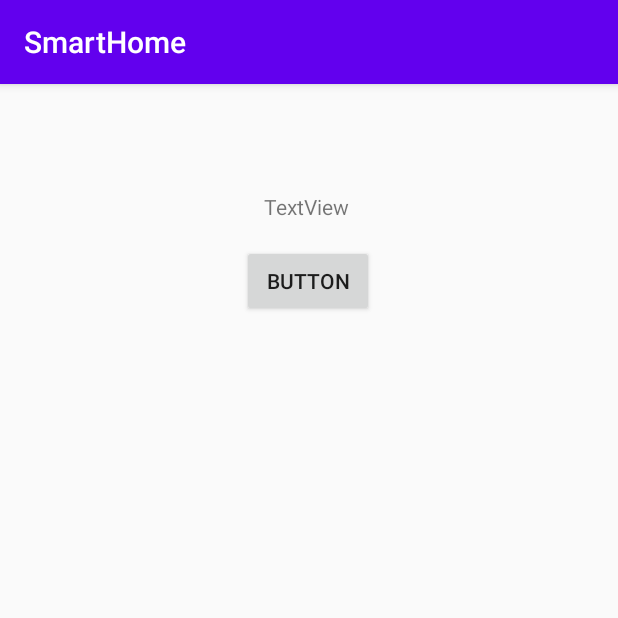
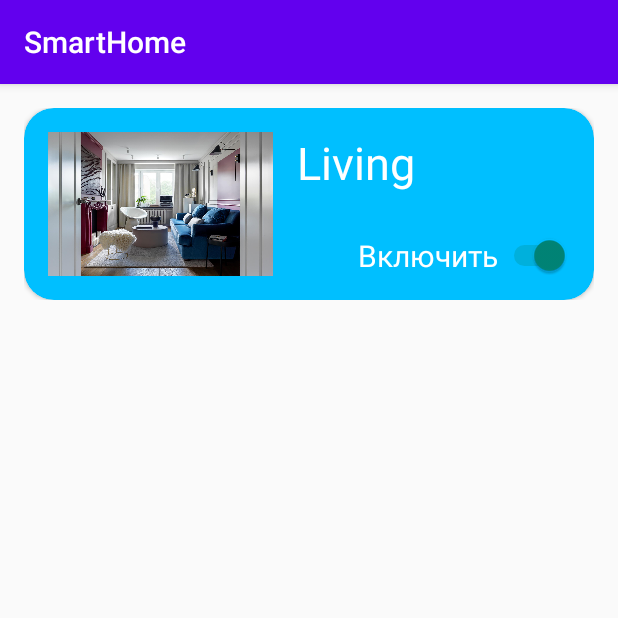
Before and after one commit to bi472/SmartHome, an Android app: the LightMenu screen opened directly, with no data from a screen before it, on a phone screen of 412 x 824 dp, the top half of it. Run offline under Robolectric (Android 15) with nearby library versions, the phone set to English and light mode, and no system bars; libraries missing offline, so code that uses them is left out: org.eclipse.paho; Roboto replaces fonts that are not available here; 9 statements that could not run were skipped.

Commit message:
удалён мусор

```diff
--- a/app/src/main/AndroidManifest.xml
+++ b/app/src/main/AndroidManifest.xml
@@ -15,11 +15,6 @@
         android:supportsRtl="true"
         android:theme="@style/Theme.SmartHome"
         android:usesCleartextTraffic="true">
-        <activity android:name=".DatabaseEditActivity" />
-        <activity android:name=".UserCameraHistory" />
-        <activity android:name=".VideoCameraHistory" />
-        <activity android:name=".LightActivity" />
-        <activity android:name=".Counter" />
         <activity android:name=".LightMenu" />
         <activity android:name=".VideoCamera" />
         <activity android:name=".Weather" />
--- a/app/src/main/java/com/example/smarthome/LightMenu.java
+++ b/app/src/main/java/com/example/smarthome/LightMenu.java
@@ -1,35 +1,36 @@
 package com.example.smarthome;
 
 import androidx.appcompat.app.AppCompatActivity;
+import androidx.recyclerview.widget.RecyclerView;
 
+import android.content.ContentValues;
 import android.database.Cursor;
 import android.database.sqlite.SQLiteDatabase;
 import android.os.Bundle;
 import android.util.Log;
 import android.view.View;
-import android.widget.Button;
-import android.widget.TextView;
-import android.widget.Toast;
+import android.widget.Switch;
 
 import org.eclipse.paho.client.mqttv3.IMqttDeliveryToken;
 import org.eclipse.paho.client.mqttv3.MqttCallbackExtended;
 import org.eclipse.paho.client.mqttv3.MqttMessage;
 import org.json.JSONObject;
 
-import java.text.SimpleDateFormat;
-import java.util.Date;
+import java.util.ArrayList;
 
 public class LightMenu extends AppCompatActivity {
     final String LOG_TAG = "myLogs";
     DBHelper dbHelper;
-    String check;
-    TextView condition;
-    Button change_condition;
+    SQLiteDatabase db;
+    ArrayList<Switches> switches = new ArrayList<Switches>();
     MQTTHelperPublish mqttHelperPublish;
     MQTTHelperSubscribe mqttHelperSubscribe;
+    RecyclerView recyclerView;
+    Switch aSwitch;
 
     public boolean queryCheck(String name){
-        SQLiteDatabase db = dbHelper.open();
+        String check = null;
+        db = dbHelper.open();
         Cursor cursor = db.query(
                 dbHelper.TABLE_NAME_SWITCHES,   // таблица
                 new String[]{dbHelper.COLUMN_NAME_CONDITION},            // столбцы
@@ -50,6 +51,22 @@ public class LightMenu extends AppCompatActivity {
             return false;
     }
 
+    public void queryChange(String room_name, String condition){
+        db = dbHelper.open();
+        ContentValues cv = new ContentValues();
+        cv.put(dbHelper.COLUMN_NAME_NAME_SWITCH, room_name);
+        cv.put(dbHelper.COLUMN_NAME_CONDITION, condition);
+        db.update(dbHelper.TABLE_NAME_SWITCHES,
+                cv,
+                dbHelper.COLUMN_NAME_NAME_SWITCH + "=?",
+                new String[]{room_name}
+        );
+
+        Log.d(LOG_TAG, room_name + " is" + condition);
+
+        dbHelper.close();
+    }
+
     @Override
     protected void onCreate(Bundle savedInstanceState) {
         super.onCreate(savedInstanceState);
@@ -57,18 +74,24 @@ public class LightMenu extends AppCompatActivity {
 
         dbHelper = new DBHelper(this);
 
-        condition = findViewById(R.id.light_condition);
-
-        change_condition = findViewById(R.id.find_light);
+        setInitialData();
+        recyclerView = findViewById(R.id.list);
+        recyclerView.setHasFixedSize(true);
         subscribe();
-
-        change_condition.setOnClickListener(new View.OnClickListener() {
+        // создаем адаптер
+        SwitchesAdapter.OnSwitchClickListener switchClickListener = new SwitchesAdapter.OnSwitchClickListener() {
             @Override
-            public void onClick(View view) {
+            public void onSwitchClick(Switches switches, int position) {
                 startMqtt();
             }
-        });
+        };
+        SwitchesAdapter adapter = new SwitchesAdapter(switchClickListener, this, switches);
+        // устанавливаем для списка адаптер
+        recyclerView.setAdapter(adapter);
+    }
 
+    private void setInitialData() {
+        switches.add(new Switches("Living", R.drawable.gostinaya, queryCheck("Living")));
     }
 
     private void startMqtt() {
@@ -92,8 +115,12 @@ public class LightMenu extends AppCompatActivity {
             public void messageArrived(String topic, MqttMessage mqttMessage) throws Exception {
                 Log.w("Debug",mqttMessage.toString());
                 JSONObject relayInfoJson = new JSONObject(mqttMessage.toString());
-                String conditionString = relayInfoJson.getString("POWER");
-                condition.setText(conditionString);
+                Log.i("-----Сообщение с датчика", relayInfoJson.getString("POWER"));
+                if(relayInfoJson.getString("POWER").contains("ON"))
+                    queryChange("Living", "on");
+                else
+                    queryChange("Living", "off");
+
             }
 
             @Override
--- a/app/src/main/java/com/example/smarthome/MQTTHelperPublish.java
+++ b/app/src/main/java/com/example/smarthome/MQTTHelperPublish.java
@@ -52,11 +52,6 @@ public class MQTTHelperPublish{
 
     }
 
-
-    public void setCallback(MqttCallbackExtended callback) {
-        mqttAndroidClient.setCallback(callback);
-    }
-
     private void connect(){
         MqttConnectOptions mqttConnectOptions = new MqttConnectOptions();
         mqttConnectOptions.setAutomaticReconnect(true);
--- /dev/null
+++ b/app/src/main/java/com/example/smarthome/Switches.java
@@ -0,0 +1,33 @@
+package com.example.smarthome;
+
+public class Switches {
+    private String name; // название
+    private int imgResource;
+    private boolean condition;// ресурс флага
+
+    public Switches(String name, int image, boolean condition){
+        this.condition = condition;
+        this.name=name;
+        this.imgResource=image;
+    }
+
+    public String getName() {
+        return this.name;
+    }
+
+    public void setName(String name) {
+        this.name = name;
+    }
+
+    public int getFlagResource() {
+        return this.imgResource;
+    }
+
+    public void setFlagResource(int flagResource) {
+        this.imgResource = imgResource;
+    }
+
+    public void setCondition(boolean condition) { this.condition = condition;};
+
+    public boolean getCondition() {return this.condition;};
+}
--- /dev/null
+++ b/app/src/main/java/com/example/smarthome/SwitchesAdapter.java
@@ -0,0 +1,68 @@
+package com.example.smarthome;
+
+import android.annotation.SuppressLint;
+import android.content.Context;
+import android.view.LayoutInflater;
+import android.view.View;
+import android.view.ViewGroup;
+import android.widget.ImageView;
+import android.widget.Switch;
+import android.widget.TextView;
+
+import androidx.recyclerview.widget.RecyclerView;
+
+import java.util.List;
+
+public class SwitchesAdapter extends RecyclerView.Adapter<SwitchesAdapter.ViewHolder>{
+
+    interface OnSwitchClickListener {
+        void onSwitchClick(Switches switches, int position);
+    }
+
+    private final OnSwitchClickListener onClickListener;
+
+    private final LayoutInflater inflater;
+    private final List<Switches> list_switches;
+
+    SwitchesAdapter(OnSwitchClickListener onClickListener, Context context, List<Switches> list_switches) {
+        this.onClickListener = onClickListener;
+        this.list_switches = list_switches;
+        this.inflater = LayoutInflater.from(context);
+    }
+    @Override
+    public SwitchesAdapter.ViewHolder onCreateViewHolder(ViewGroup parent, int viewType) {
+        View view = inflater.inflate(R.layout.switch_item, parent, false);
+        return new ViewHolder(view);
+    }
+
+    @Override
+    public void onBindViewHolder(SwitchesAdapter.ViewHolder holder, @SuppressLint("RecyclerView") int position) {
+        Switches state = list_switches.get(position);
+        holder.imageView.setImageResource(state.getFlagResource());
+        holder.nameView.setText(state.getName());
+        holder.aSwitch.setChecked(state.getCondition());
+        holder.aSwitch.setOnClickListener(new View.OnClickListener() {
+            @Override
+            public void onClick(View view) {
+                onClickListener.onSwitchClick(state, position);
+            }
+        });
+    }
+
+    @Override
+    public int getItemCount() {
+        return list_switches.size();
+    }
+
+    public static class ViewHolder extends RecyclerView.ViewHolder {
+        final ImageView imageView;
+        final TextView nameView;
+        Switch aSwitch;
+        ViewHolder(View view){
+            super(view);
+            aSwitch = view.findViewById(R.id.switch_condition);
+            imageView = view.findViewById(R.id.imageview);
+            nameView = view.findViewById(R.id.name);
+        }
+    }
+}
--- a/app/src/main/java/com/example/smarthome/VideoCamera.java
+++ b/app/src/main/java/com/example/smarthome/VideoCamera.java
@@ -28,9 +28,4 @@ public class VideoCamera extends AppCompatActivity {
         firstCamera.loadUrl("https://youtu.be/WInT7NRq2Ss");
         secondCamera.loadUrl("https://youtu.be/ofYWecmqbDs");
     }
-
-    public void goToHistory(View view) {
-        Intent intent = new Intent(this, VideoCameraHistory.class);
-        startActivity(intent);
-    }
 }
--- a/app/src/main/java/com/example/smarthome/WeatherFragment.java
+++ b/app/src/main/java/com/example/smarthome/WeatherFragment.java
@@ -108,7 +108,6 @@ public class WeatherFragment extends Fragment {
                 roomTemp.setText("Температура: " + localNamesJson.getString("Temperature") + " ℃");
                 roomHum.setText("Влажность: " + localNamesJson.getString("Humidity") + " %");
                 roomUpdateTime.setText("Обновлено в " + time);
-                Toast.makeText(getActivity(), "Данные о климате в комнате успешно обновлены!", Toast.LENGTH_SHORT).show();
             }
 
             @Override
--- a/app/src/main/res/layout/activity_light_menu.xml
+++ b/app/src/main/res/layout/activity_light_menu.xml
@@ -1,28 +1,18 @@
 <?xml version="1.0" encoding="utf-8"?>
-<androidx.constraintlayout.widget.ConstraintLayout xmlns:android="http://schemas.android.com/apk/res/android"
+<androidx.constraintlayout.widget.ConstraintLayout
+    xmlns:android="http://schemas.android.com/apk/res/android"
     xmlns:app="http://schemas.android.com/apk/res-auto"
-    xmlns:tools="http://schemas.android.com/tools"
     android:layout_width="match_parent"
-    android:layout_height="match_parent"
-    tools:context=".LightMenu">
+    android:layout_height="match_parent">
+    <androidx.recyclerview.widget.RecyclerView
+        android:id="@+id/list"
+        android:layout_width="0dp"
+        android:layout_height="0dp"
 
-    <TextView
-        android:id="@+id/light_condition"
-        android:layout_width="wrap_content"
-        android:layout_height="wrap_content"
-        android:layout_marginStart="176dp"
-        android:layout_marginTop="72dp"
-        android:text="TextView"
-        app:layout_constraintStart_toStartOf="parent"
-        app:layout_constraintTop_toTopOf="parent" />
+        app:layoutManager="androidx.recyclerview.widget.LinearLayoutManager"
 
-    <Button
-        android:id="@+id/find_light"
-        android:layout_width="wrap_content"
-        android:layout_height="wrap_content"
-        android:layout_marginStart="161dp"
-        android:layout_marginTop="107dp"
-        android:text="Button"
-        app:layout_constraintStart_toStartOf="parent"
-        app:layout_constraintTop_toTopOf="parent" />
+        app:layout_constraintLeft_toLeftOf="parent"
+        app:layout_constraintRight_toRightOf="parent"
+        app:layout_constraintTop_toTopOf="parent"
+        app:layout_constraintBottom_toBottomOf="parent"/>
 </androidx.constraintlayout.widget.ConstraintLayout>
--- /dev/null
+++ b/app/src/main/res/layout/switch_item.xml
@@ -0,0 +1,50 @@
+<?xml version="1.0" encoding="utf-8"?>
+<LinearLayout xmlns:android="http://schemas.android.com/apk/res/android"
+    android:layout_width="wrap_content"
+    android:layout_height="160dp"
+    xmlns:app="http://schemas.android.com/apk/res-auto"
+    android:padding="16dp">
+    <androidx.cardview.widget.CardView
+        android:layout_width="match_parent"
+        android:layout_height="wrap_content"
+        android:id="@+id/cv"
+        app:cardCornerRadius="20dp"
+        app:cardBackgroundColor="#00BFFF"
+        >
+        <RelativeLayout
+            android:layout_width="match_parent"
+            android:layout_height="match_parent"
+            android:padding="16dp"
+            >
+
+            <ImageView
+                android:id="@+id/imageview"
+                android:layout_width="150dp"
+                android:layout_height="150dp"
+                android:layout_alignParentLeft="true"
+                android:layout_alignParentTop="true"
+                android:layout_marginRight="16dp"
+                android:scaleType="fitXY" />
+            <TextView
+                android:layout_width="wrap_content"
+                android:layout_height="wrap_content"
+                android:id="@+id/name"
+                android:layout_toRightOf="@+id/imageview"
+                android:layout_alignParentTop="true"
+                android:textSize="30sp"
+                android:textColor="@color/white"
+                />
+
+            <Switch
+                android:id="@+id/switch_condition"
+                android:layout_width="wrap_content"
+                android:layout_height="wrap_content"
+                android:layout_alignParentRight="true"
+                android:layout_alignParentBottom="true"
+                android:text="Включить"
+                android:textColor="@color/white"
+                android:layout_marginBottom="5dp"
+                android:textSize="20dp"/>
+        </RelativeLayout>
+    </androidx.cardview.widget.CardView>
+</LinearLayout>
```
Also changed, not shown: app/src/main/java/com/example/smarthome/Counter.java (deleted, +0 -95 lines), app/src/main/java/com/example/smarthome/DatabaseEditActivity.java (deleted, +0 -46 lines), app/src/main/java/com/example/smarthome/LightActivity.java (deleted, +0 -75 lines), app/src/main/java/com/example/smarthome/UserCameraHistory.java (deleted, +0 -56 lines), app/src/main/java/com/example/smarthome/VideoCameraHistory.java (deleted, +0 -89 lines).
